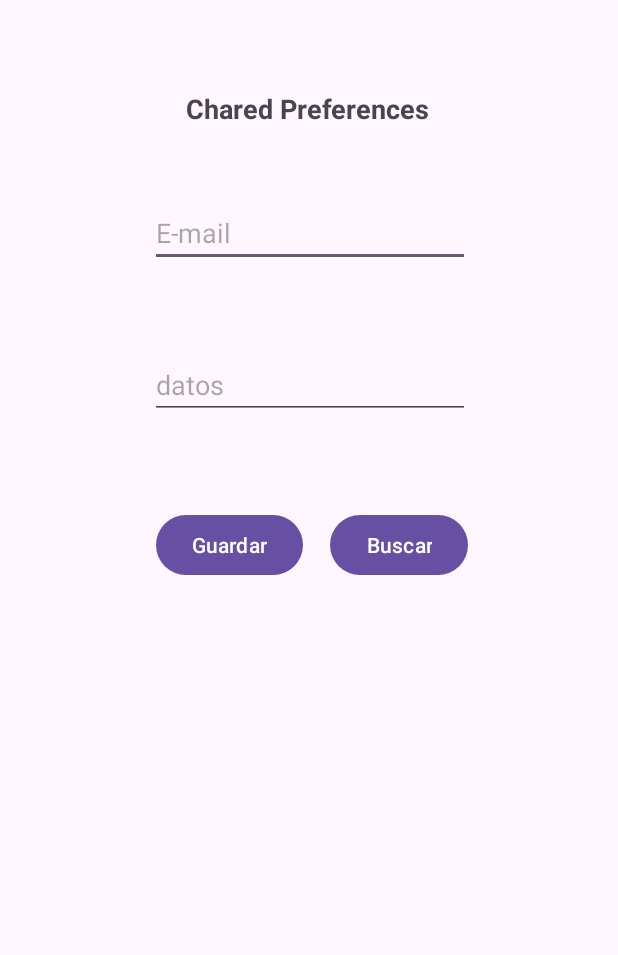
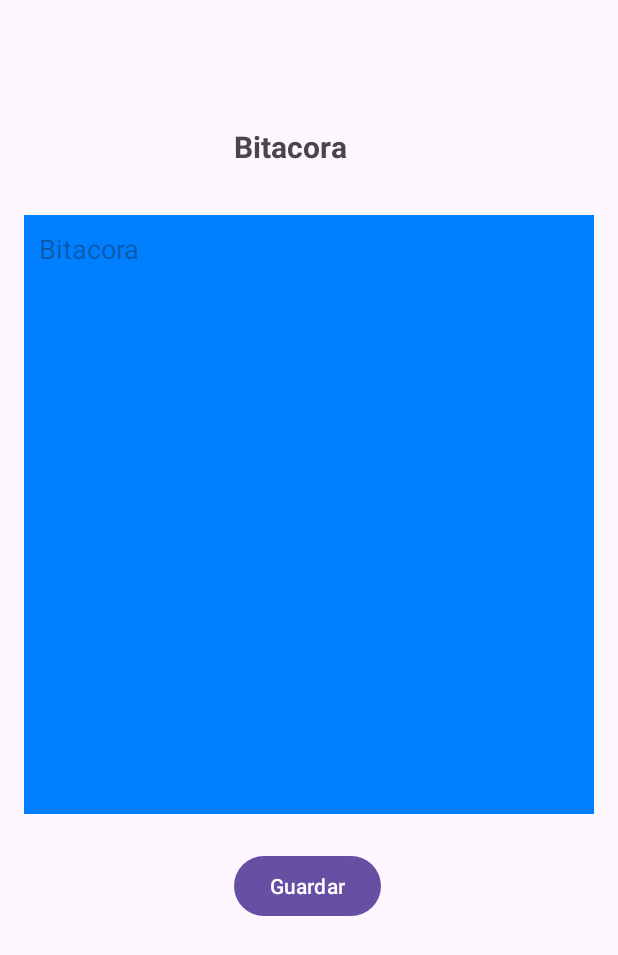
Before and after one commit to jotaalvarezz/androidStudio_apps, an Android app: the screen it shows after launch (MainActivity), on a phone screen of 412 x 824 dp. Shown: the top 955 px of the screen. Run offline under Robolectric (Android 15) with nearby library versions, the phone set to English and light mode, and no system bars.

Commit message:
bitacora finalizada con archivos

```diff
--- a/app/src/main/res/layout/activity_main.xml
+++ b/app/src/main/res/layout/activity_main.xml
@@ -7,63 +7,42 @@
     android:layout_height="match_parent"
     tools:context=".MainActivity">
 
-    <TextView
-        android:id="@+id/text_title"
-        android:layout_width="wrap_content"
-        android:layout_height="wrap_content"
-        android:layout_marginStart="124dp"
-        android:layout_marginTop="60dp"
-        android:text="@string/txt_title"
+    <EditText
+        android:id="@+id/text_mul"
+        android:layout_width="380dp"
+        android:layout_height="399dp"
+        android:layout_marginStart="16dp"
+        android:layout_marginTop="32dp"
+        android:background="#0080FF"
+        android:textColor="#FFFFFF"
+        android:ems="10"
+        android:gravity="start|top"
+        android:hint="@string/text_mul"
+        android:padding="10dp"
         android:textSize="18dp"
-        android:textStyle="bold"
         app:layout_constraintStart_toStartOf="parent"
-        app:layout_constraintTop_toTopOf="parent" />
-
-    <EditText
-        android:id="@+id/text_value1"
-        android:layout_width="wrap_content"
-        android:layout_height="wrap_content"
-        android:layout_marginStart="100dp"
-        android:layout_marginTop="48dp"
-        android:ems="10"
-        android:hint="@string/txt_input"
-        android:inputType="text"
-        app:layout_constraintStart_toStartOf="parent"
-        app:layout_constraintTop_toBottomOf="@+id/text_title" />
+        app:layout_constraintTop_toBottomOf="@+id/textView" />
 
     <Button
         android:id="@+id/button"
         android:layout_width="wrap_content"
         android:layout_height="wrap_content"
-        android:layout_marginStart="104dp"
-        android:layout_marginTop="60dp"
-        android:onClick="saveChared"
-        android:text="@string/btn"
+        android:layout_marginStart="156dp"
+        android:layout_marginTop="24dp"
+        android:onClick="save"
+        android:text="@string/btn_save"
         app:layout_constraintStart_toStartOf="parent"
         app:layout_constraintTop_toBottomOf="@+id/text_mul" />
 
-    <EditText
-        android:id="@+id/text_mul"
+    <TextView
+        android:id="@+id/textView"
         android:layout_width="wrap_content"
         android:layout_height="wrap_content"
-        android:layout_marginStart="100dp"
-        android:layout_marginTop="56dp"
-        android:ems="10"
-        android:gravity="start|top"
-        android:hint="@string/txt_mul"
-        android:inputType="textMultiLine"
+        android:layout_marginStart="156dp"
+        android:layout_marginTop="84dp"
+        android:text="@string/txt_title"
+        android:textSize="20dp"
+        android:textStyle="bold"
         app:layout_constraintStart_toStartOf="parent"
-        app:layout_constraintTop_toBottomOf="@+id/text_value1" />
-
-    <Button
-        android:id="@+id/button2"
-        android:layout_width="wrap_content"
-        android:layout_height="wrap_content"
-        android:layout_marginTop="60dp"
-        android:layout_marginEnd="100dp"
-        android:onClick="searh"
-        android:text="@string/btn2"
-        app:layout_constraintEnd_toEndOf="parent"
-        app:layout_constraintTop_toBottomOf="@+id/text_mul" />
-
+        app:layout_constraintTop_toTopOf="parent" />
 </androidx.constraintlayout.widget.ConstraintLayout>
--- a/app/src/main/res/values/strings.xml
+++ b/app/src/main/res/values/strings.xml
@@ -1,8 +1,6 @@
 <resources>
     <string name="app_name">My Application</string>
-    <string name="txt_title">Chared Preferences</string>
-    <string name="txt_input">E-mail</string>
-    <string name="txt_mul">datos</string>
-    <string name="btn">Guardar</string>
-    <string name="btn2">Buscar</string>
+    <string name="text_mul">Bitacora</string>
+    <string name="btn_save">Guardar</string>
+    <string name="txt_title">Bitacora</string>
 </resources>
```
Also changed, not shown: app/src/main/java/com/example/myapplication/MainActivity.java (+48 -22 lines), app/src/main/res/layout/simple_text_mul_jesus.xml (added, +8 -0 lines).
